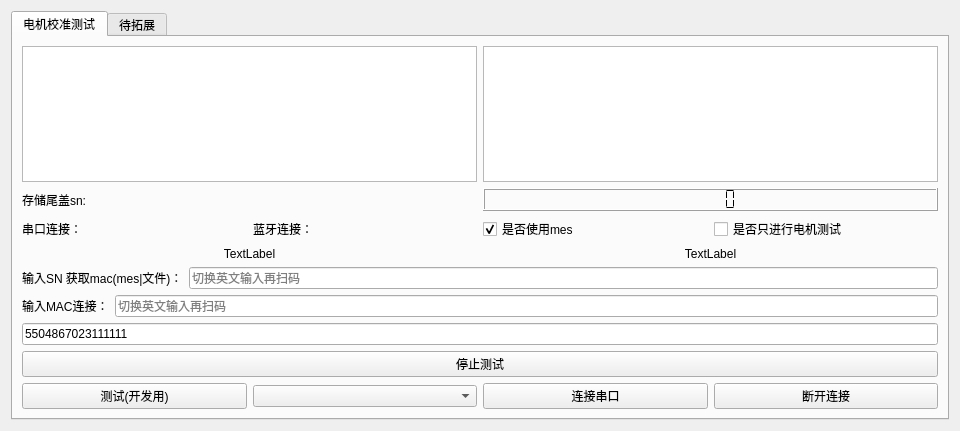
First picture: the form in work_station/motor/motor.ui, repository yuhuang163/test, before the edit.
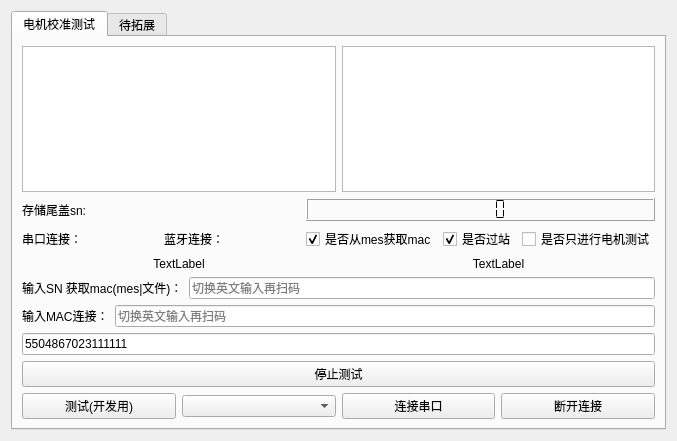
Second picture: the form after the edit.

Commit message: 开发mes获取mac地址的功能勾选

```diff
--- a/work_station/motor/motor.ui
+++ b/work_station/motor/motor.ui
@@ -6,8 +6,8 @@
    <rect>
     <x>0</x>
     <y>0</y>
-    <width>960</width>
-    <height>431</height>
+    <width>677</width>
+    <height>441</height>
    </rect>
   </property>
   <property name="windowTitle">
@@ -66,10 +66,20 @@
        </item>
        <item row="2" column="1">
         <layout class="QHBoxLayout" name="horizontalLayout_8">
+         <item>
+          <widget class="QCheckBox" name="isformmes">
+           <property name="text">
+            <string>是否从mes获取mac</string>
+           </property>
+           <property name="checked">
+            <bool>true</bool>
+           </property>
+          </widget>
+         </item>
          <item>
           <widget class="QCheckBox" name="isusemes">
            <property name="text">
-            <string>是否使用mes</string>
+            <string>是否过站</string>
            </property>
            <property name="checkable">
             <bool>true</bool>
```
The commit also changes 14 other files.
